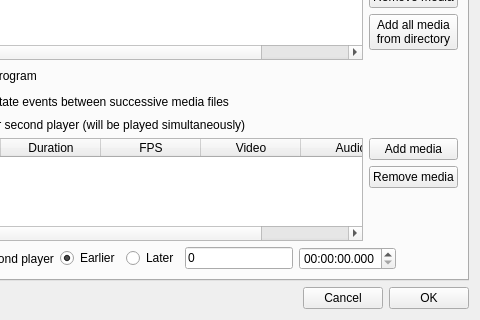
Before: the Qt Designer form observation.ui in olivierfriard/BORIS, drawn with Qt 5; both pictures show x 122 to 602 and y 338 to 658 of the 602 by 658 pixel window.
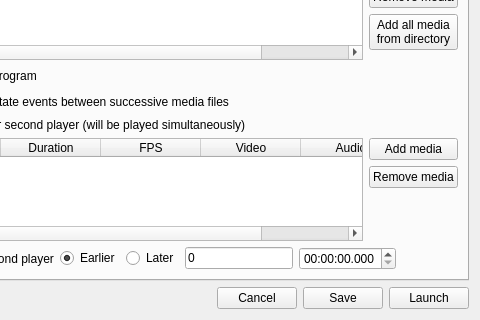
After: the same form once the commit is applied.

```diff
--- a/observation.ui
+++ b/observation.ui
@@ -462,7 +462,14 @@
      <item>
       <widget class="QPushButton" name="pbOK">
        <property name="text">
-        <string>OK</string>
+        <string>Save</string>
+       </property>
+      </widget>
+     </item>
+     <item>
+      <widget class="QPushButton" name="pbLaunch">
+       <property name="text">
+        <string>Launch</string>
        </property>
       </widget>
      </item>
```
Left out of the diff: 2 changed lines with no effect on the pictures.
